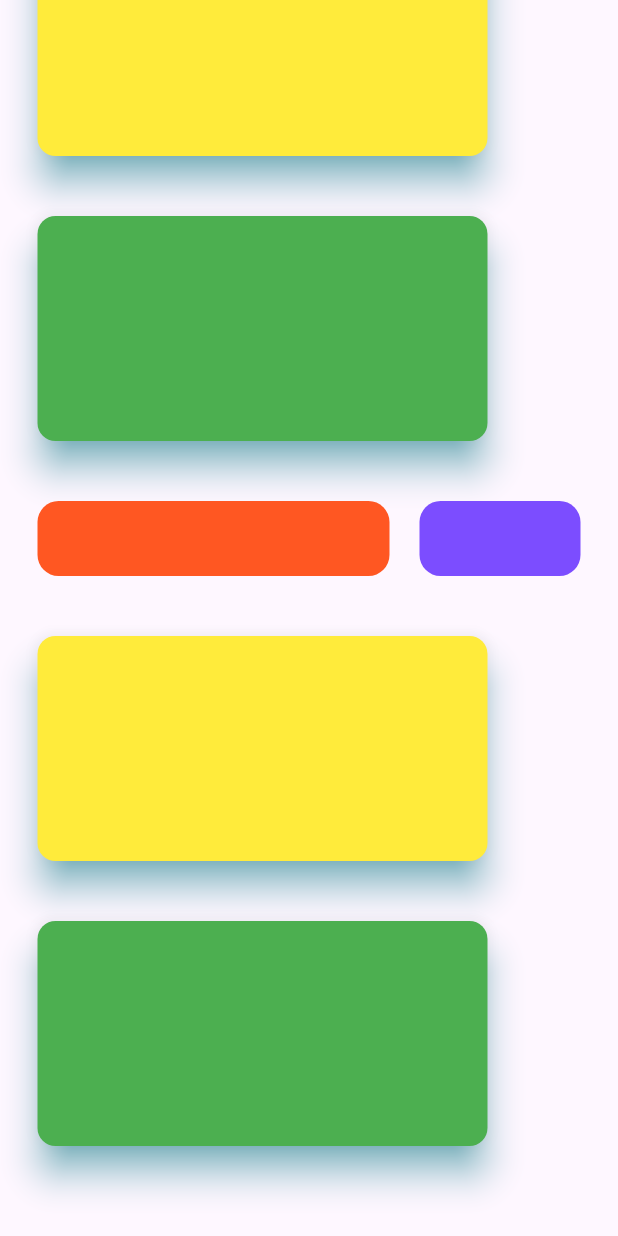
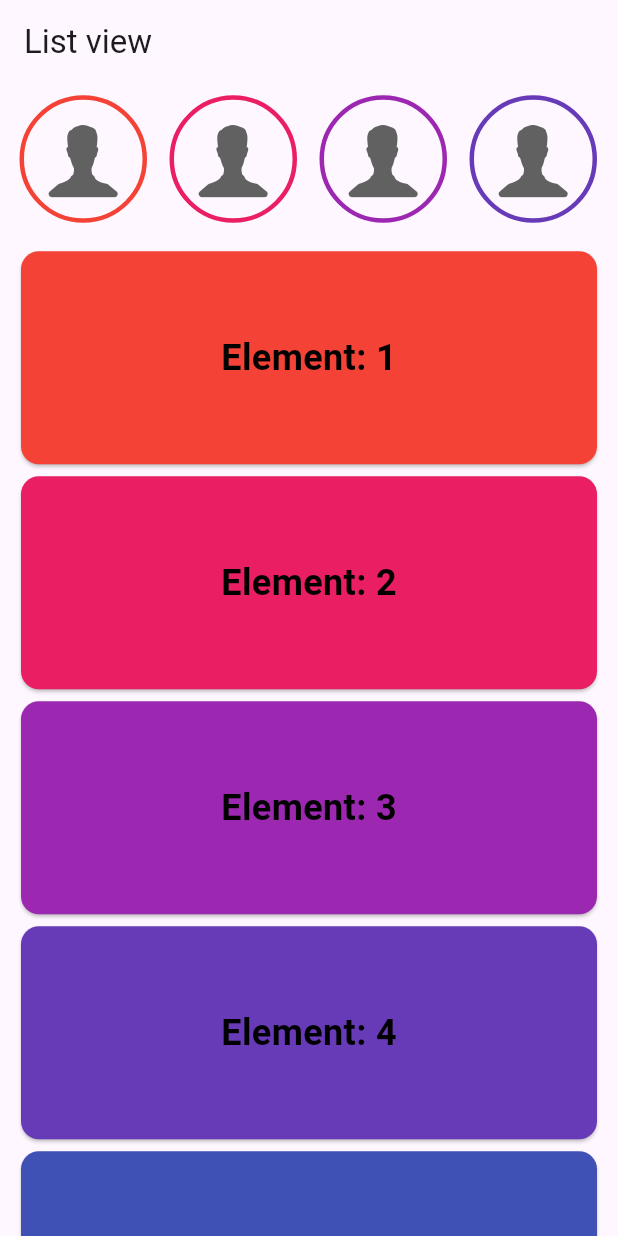
Before and after one commit to ogash3103/flutter_widget_practice, a Flutter app: the screen it shows after launch, on a phone screen of 412 x 824 dp. Run offline on Flutter 3.47's test engine with Material 3 defaults, Android fonts, the phone set to English and light mode, and no system bars.

Commit message:
practice List View

```diff
--- a/lib/app.dart
+++ b/lib/app.dart
@@ -3,6 +3,7 @@ import 'package:flutter_widget_practice/screen/card/storage_progress_bar.dart';
 import 'package:flutter_widget_practice/screen/card/card.dart';
 import 'package:flutter_widget_practice/screen/decoretedBox/decoretion_practice.dart';
 import 'package:flutter_widget_practice/screen/image/image.dart';
+import 'package:flutter_widget_practice/screen/listview/list_view_practice.dart';
 import 'package:flutter_widget_practice/screen/scroll/single_child_scroll_view.dart';
 
 
@@ -13,7 +14,7 @@ class MyApp extends StatelessWidget {
   Widget build(BuildContext context) {
     return MaterialApp(
       debugShowCheckedModeBanner: false,
-      home: SingleChildScrollViewPractice(),
+      home: ListViewPractice(),
     );
   }
 }
--- /dev/null
+++ b/lib/screen/listview/list_view_practice.dart
@@ -0,0 +1,72 @@
+import 'package:flutter/cupertino.dart';
+import 'package:flutter/material.dart';
+
+class ListViewPractice extends StatefulWidget {
+  const ListViewPractice({super.key});
+
+  @override
+  State<ListViewPractice> createState() => _ListViewPracticeState();
+}
+
+class _ListViewPracticeState extends State<ListViewPractice> {
+  @override
+  Widget build(BuildContext context) {
+    return Scaffold(
+      appBar: AppBar(
+        title: Text("List view"),
+      ),
+      body: Column(
+        children: [
+          SizedBox(
+            height: 100,
+            child: horizontalListView(),
+          ),
+          Expanded(child: verticalListView()),
+        ],
+      )
+    );
+  }
+}
+
+
+Widget horizontalListView() {
+  return ListView(
+    scrollDirection: Axis.horizontal,
+    padding: EdgeInsets.symmetric(vertical: 7.5, horizontal: 5.5),
+    children: [
+      for(int i = 0; i < 10; i++)
+        Container(
+          height: 90,
+          width: 90,
+          margin: EdgeInsets.symmetric(horizontal: 5),
+          decoration: BoxDecoration(
+            shape: BoxShape.circle,
+            border: Border.all(color: Colors.primaries[i % Colors.primaries.length], width: 3)
+          ),
+          child: Icon(CupertinoIcons.person_alt,
+            size: 60,
+            color: Colors.grey.shade700,
+          ),
+        )
+    ],
+  );
+}
+
+Widget verticalListView() {
+  return ListView(
+    scrollDirection: Axis.vertical,
+    padding: EdgeInsets.symmetric(vertical: 7.5, horizontal: 10),
+    children: [
+      for(int i = 0; i < 10; i++)
+        SizedBox(
+          height: 150,
+          child: Card(
+            color: Colors.primaries[i % Colors.primaries.length],
+            child: Center(
+              child: Text("Element: ${i + 1}", style: TextStyle(fontSize: 24, color: Colors.black, fontWeight: FontWeight.bold),),
+            )
+          ),
+        ),
+    ],
+  );
+}
```
Also changed, not shown: asset/images/img_3.png (added), 1 other file.
